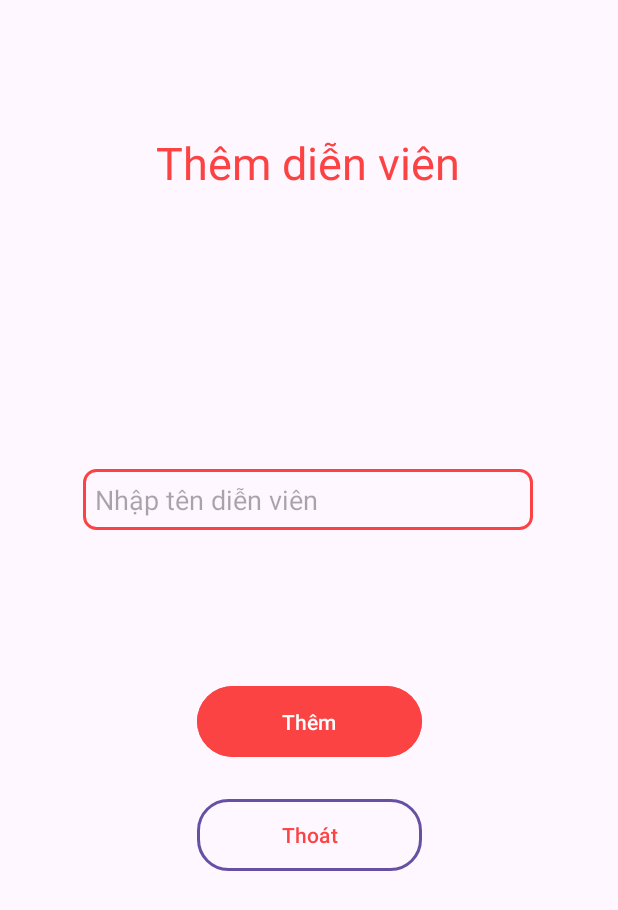
After one commit to haohao135/Android_CK, an Android app: the AddActor screen opened directly, with no data from a screen before it, on a phone screen of 412 x 824 dp. The commit adds this screen. Shown: the top 910 px of the screen. Run offline under Robolectric (Android 15) with nearby library versions, the phone set to English and light mode, and no system bars; libraries missing offline, so code that uses them is left out: org.checkerframework.checker.

Commit message:
Complete manage actor

```diff
--- /dev/null
+++ b/app/src/main/java/com/example/myapplication/activity/AddActor.java
@@ -0,0 +1,49 @@
+package com.example.myapplication.activity;
+
+import androidx.appcompat.app.AppCompatActivity;
+
+import android.annotation.SuppressLint;
+import android.content.Intent;
+import android.os.Bundle;
+import android.view.View;
+import android.widget.Button;
+import android.widget.EditText;
+
+import com.example.myapplication.R;
+import com.example.myapplication.model.Actor;
+
+import org.checkerframework.checker.units.qual.A;
+
+import java.util.UUID;
+
+public class AddActor extends AppCompatActivity {
+    EditText nameActor;
+    Button back, save;
+    @SuppressLint("MissingInflatedId")
+    @Override
+    protected void onCreate(Bundle savedInstanceState) {
+        super.onCreate(savedInstanceState);
+        setContentView(R.layout.activity_add_actor);
+        nameActor = findViewById(R.id.editTextAddActor);
+        back = findViewById(R.id.backToActiViewAvctor);
+        save = findViewById(R.id.saveActor);
+        back.setOnClickListener(new View.OnClickListener() {
+            @Override
+            public void onClick(View v) {
+                finish();
+            }
+        });
+
+        save.setOnClickListener(new View.OnClickListener() {
+            @Override
+            public void onClick(View v) {
+                String name = nameActor.getText().toString().trim();
+                Intent intent = new Intent();
+                intent.putExtra("Name", name);
+                setResult(RESULT_OK, intent);
+                finish();
+                runOnUiThread(() -> MovieDetails.adapter.notifyDataSetChanged());
+            }
+        });
+    }
+}
--- a/app/src/main/java/com/example/myapplication/activity/AddMovie.java
+++ b/app/src/main/java/com/example/myapplication/activity/AddMovie.java
@@ -62,7 +62,7 @@ public class AddMovie extends AppCompatActivity {
                 String genre = movieGenre.getText().toString().trim();
                 String trailer = movieTrailer.getText().toString().trim();
                 String description = movieDescription.getText().toString().trim();
-                Movie movie = new Movie(id, title, image, price, duration, director, genre, trailer, description);
+                Movie movie = new Movie(id, title, image, price, duration, director, genre, description, trailer);
                 db.collection("movies").document(movie.getId()).set(movie)
                         .addOnSuccessListener(new OnSuccessListener<Void>() {
                             @Override
--- a/app/src/main/java/com/example/myapplication/activity/UpdateMovie.java
+++ b/app/src/main/java/com/example/myapplication/activity/UpdateMovie.java
@@ -68,7 +68,7 @@ public class UpdateMovie extends AppCompatActivity {
                 String trailer = movieTrailer.getText().toString().trim();
                 String description = movieDescription.getText().toString().trim();
 
-                Movie movie1 = new Movie(movie.getId(), name, image, price, duration, director, genre, trailer, description);
+                Movie movie1 = new Movie(movie.getId(), name, image, price, duration, director, genre, description, trailer);
                 updateMovieInFirestore(movie1);
             }
         });
--- a/app/src/main/java/com/example/myapplication/fragment/Movie_Manager_Fragment.java
+++ b/app/src/main/java/com/example/myapplication/fragment/Movie_Manager_Fragment.java
@@ -97,7 +97,7 @@ public class Movie_Manager_Fragment extends Fragment {
         movieList = new ArrayList<>();
         loadDataFromFirestore();
 
-        adapter = new MovieManagerAdapter(movieList);
+        adapter = new MovieManagerAdapter(getContext(), movieList);
 
         recyclerView = view.findViewById(R.id.rcvMovieManager);
         recyclerView.setAdapter(adapter);
--- /dev/null
+++ b/app/src/main/res/layout/activity_add_actor.xml
@@ -0,0 +1,70 @@
+<?xml version="1.0" encoding="utf-8"?>
+<androidx.constraintlayout.widget.ConstraintLayout xmlns:android="http://schemas.android.com/apk/res/android"
+    xmlns:app="http://schemas.android.com/apk/res-auto"
+    xmlns:tools="http://schemas.android.com/tools"
+    android:layout_width="match_parent"
+    android:layout_height="match_parent"
+    tools:context=".activity.AddActor">
+
+    <TextView
+        android:id="@+id/textView13"
+        android:layout_width="wrap_content"
+        android:layout_height="wrap_content"
+        android:layout_marginTop="88dp"
+        android:text="Thêm diễn viên"
+        android:textColor="@color/red"
+        android:textSize="30dp"
+        app:layout_constraintEnd_toEndOf="parent"
+        app:layout_constraintHorizontal_bias="0.497"
+        app:layout_constraintStart_toStartOf="parent"
+        app:layout_constraintTop_toTopOf="parent"
+        tools:ignore="MissingConstraints" />
+
+    <FrameLayout
+        android:id="@+id/frameLayout2"
+        android:layout_width="300dp"
+        android:layout_height="wrap_content"
+        android:layout_marginTop="184dp"
+        android:background="@drawable/edittext_border"
+        app:layout_constraintEnd_toEndOf="parent"
+        app:layout_constraintHorizontal_bias="0.495"
+        app:layout_constraintStart_toStartOf="parent"
+        app:layout_constraintTop_toBottomOf="@+id/textView13">
+
+        <EditText
+            android:id="@+id/editTextAddActor"
+            android:layout_width="match_parent"
+            android:layout_height="wrap_content"
+            android:background="@android:color/transparent"
+            android:drawablePadding="8dp"
+            android:hint="Nhập tên diễn viên"
+            android:padding="8dp" />
+    </FrameLayout>
+
+    <Button
+        android:id="@+id/saveActor"
+        android:layout_width="150dp"
+        android:layout_height="55dp"
+        android:layout_marginTop="100dp"
+        android:backgroundTint="@color/red"
+        android:text="Thêm"
+        android:textColor="@color/white"
+        app:layout_constraintEnd_toEndOf="parent"
+        app:layout_constraintHorizontal_bias="0.501"
+        app:layout_constraintStart_toStartOf="parent"
+        app:layout_constraintTop_toBottomOf="@+id/frameLayout2" />
+
+    <Button
+        android:id="@+id/backToActiViewAvctor"
+        android:layout_width="150dp"
+        android:layout_height="wrap_content"
+        android:layout_marginTop="24dp"
+        android:background="@drawable/rounded_backgroud1"
+        android:backgroundTint="@color/white"
+        android:text="Thoát"
+        android:textColor="@color/red"
+        app:layout_constraintEnd_toEndOf="parent"
+        app:layout_constraintHorizontal_bias="0.501"
+        app:layout_constraintStart_toStartOf="parent"
+        app:layout_constraintTop_toBottomOf="@+id/saveActor" />
+</androidx.constraintlayout.widget.ConstraintLayout>
--- a/app/src/main/res/layout/fragment_theater.xml
+++ b/app/src/main/res/layout/fragment_theater.xml
@@ -48,7 +48,7 @@
 
                 <ImageView
                     app:tint="@color/white"
-                    android:id="@+id/iconImageView"
+                    android:id="@+id/iconImageView1"
                     android:layout_width="wrap_content"
                     android:layout_height="wrap_content"
                     android:src="@drawable/bell"
```
Also changed, not shown: app/src/main/AndroidManifest.xml (+9 -0 lines), app/src/main/java/com/example/myapplication/activity/MovieDetails.java (added, +221 -0 lines), app/src/main/java/com/example/myapplication/activity/UpdateActor.java (added, +51 -0 lines), app/src/main/java/com/example/myapplication/adapter/ActorAdapter.java (added, +62 -0 lines), app/src/main/java/com/example/myapplication/adapter/MovieManagerAdapter.java (+26 -1 lines), app/src/main/java/com/example/myapplication/fragment/MovieFragment.java (+10 -0 lines), app/src/main/java/com/example/myapplication/fragment/TheaterFragment.java (+9 -0 lines), app/src/main/java/com/example/myapplication/model/Actor.java (added, +51 -0 lines), app/src/main/java/com/example/myapplication/model/Movie.java (+10 -0 lines), app/src/main/res/layout/activity_movie_details.xml (added, +68 -0 lines), app/src/main/res/layout/activity_update_actor.xml (added, +69 -0 lines), app/src/main/res/layout/actor_item.xml (added, +17 -0 lines).
